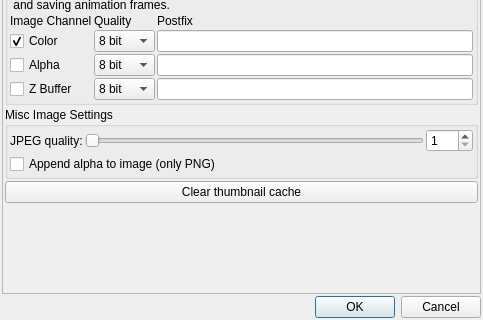
This is mandelbulber2/qt/preferencesdialog.ui in buddhi1980/mandelbulber2 as Qt 5 draws it before an edit; both pictures show x 0 to 483 and y 266 to 586 of the 483 by 586 pixel window. The edited form follows.
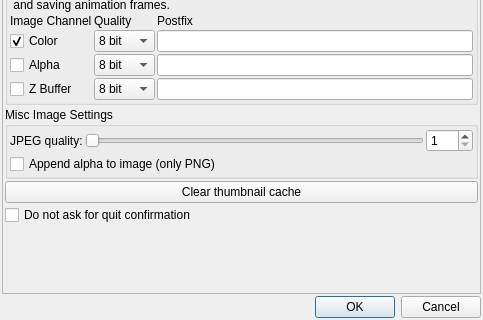
This is the edited form. Icons and pictures are not drawn. Custom widgets are drawn as their Qt base class.

Commit message: moved "do not ask again" to preferencesdialog.ui

Patch:
```diff
--- a/mandelbulber2/qt/preferencesdialog.ui
+++ b/mandelbulber2/qt/preferencesdialog.ui
@@ -497,6 +497,13 @@
          </property>
         </widget>
        </item>
+       <item>
+        <widget class="QCheckBox" name="checkBox_quit_do_not_ask_again">
+         <property name="text">
+           <string>Do not ask for quit confirmation</string>
+         </property>
+        </widget>
+       </item>
        <item>
         <spacer name="verticalSpacer">
          <property name="orientation">
```
The commit also changes 1 other file.
